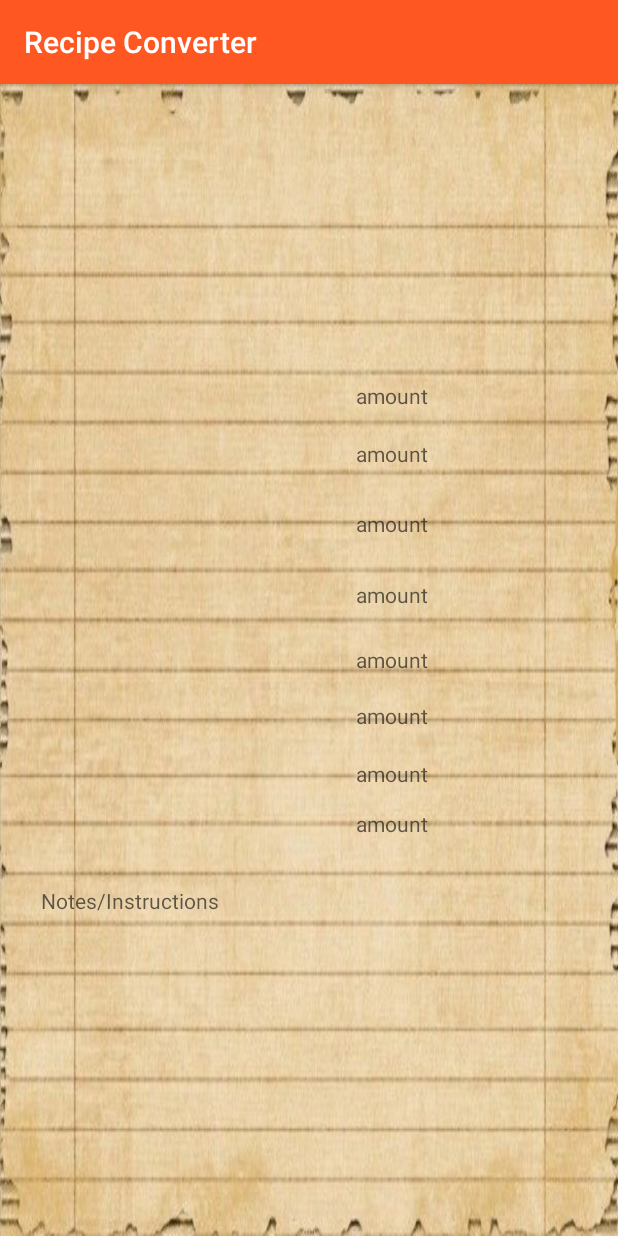
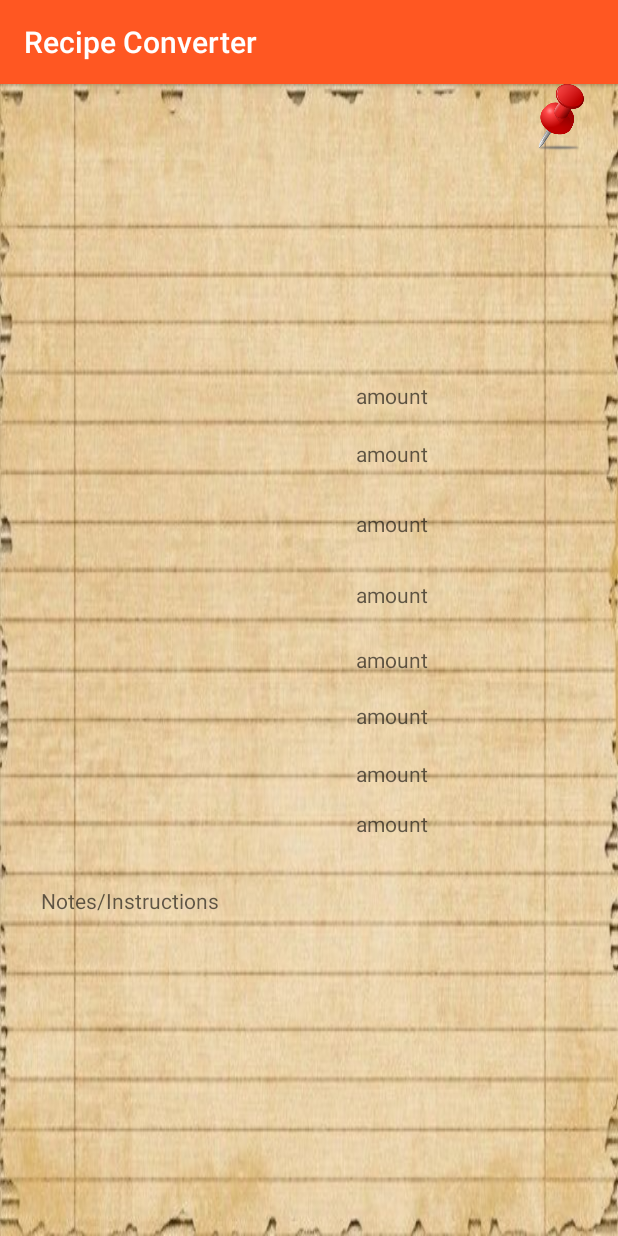
Before and after one commit to danyellington/RecipeConverter, an Android app: the ResultsActivity screen opened directly, with no data from a screen before it, on a phone screen of 412 x 824 dp. Run offline under Robolectric (Android 15) with nearby library versions, the phone set to English and light mode, and no system bars; our stand-ins replace ButterKnife, Firebase (no records; nobody signed in at launch, a user with empty details on screens opened directly); 1 statement that could not run was skipped.

Commit message:
add save button, not attched yet.

```diff
--- a/app/src/main/java/com/epicodus/recipeconverter/ui/ResultsActivity.java
+++ b/app/src/main/java/com/epicodus/recipeconverter/ui/ResultsActivity.java
@@ -5,6 +5,7 @@ import android.support.v7.app.AppCompatActivity;
 import android.os.Bundle;
 import android.text.method.ScrollingMovementMethod;
 import android.view.View;
+import android.widget.ImageView;
 import android.widget.TextView;
 import android.widget.Toast;
 
@@ -18,16 +19,23 @@ import com.google.firebase.database.FirebaseDatabase;
 
 import java.util.ArrayList;
 
+import butterknife.BindView;
+import butterknife.ButterKnife;
+
 public class ResultsActivity extends AppCompatActivity {
     private int mPosition;
     private Recipe mRecipe;
     private ArrayList<Recipe> mRecipes;
+    @BindView(R.id.save)
+    ImageView mSave;
 
     @Override
     protected void onCreate(Bundle savedInstanceState) {
         super.onCreate(savedInstanceState);
         setContentView(R.layout.activity_results);
-
+        ButterKnife.bind(this);
+        ImageView Button = (ImageView) findViewById(R.id.save);
+        mSave.setOnClickListener((View.OnClickListener) this);
 
         TextView results = (TextView) findViewById(R.id.ingredient);
         TextView results2 = (TextView) findViewById(R.id.ingredient2);
@@ -53,7 +61,6 @@ public class ResultsActivity extends AppCompatActivity {
         TextView quantity8 = (TextView) findViewById(R.id.quantity8);
 
 
-
         Intent intent = getIntent();
         String str = intent.getStringExtra("ingredient");
         String str2 = intent.getStringExtra("ingredient2");
@@ -74,7 +81,6 @@ public class ResultsActivity extends AppCompatActivity {
         String strQ6 = intent.getStringExtra("quantity6");
         String strQ7 = intent.getStringExtra("quantity7");
         String strQ8 = intent.getStringExtra("quantity8");
-
 
 
         results.setText(str);
@@ -98,4 +104,6 @@ public class ResultsActivity extends AppCompatActivity {
         quantity8.setText(strQ8);
 
     }
+
+
 }
--- a/app/src/main/res/layout/activity_results.xml
+++ b/app/src/main/res/layout/activity_results.xml
@@ -225,4 +225,16 @@
         android:ems="10"
         android:text="TextView" />
 
+    <ImageView
+        android:id="@+id/save"
+        android:layout_width="match_parent"
+        android:layout_height="match_parent"
+        android:layout_alignBottom="@+id/units"
+        android:layout_marginLeft="48dp"
+        android:layout_marginStart="48dp"
+        android:layout_toEndOf="@+id/quantity"
+        android:layout_toRightOf="@+id/quantity"
+        android:src="@drawable/pin"
+        android:text="Button" />
+
 </RelativeLayout>
```
Also changed, not shown: app/src/main/res/drawable/pin.png (added).
